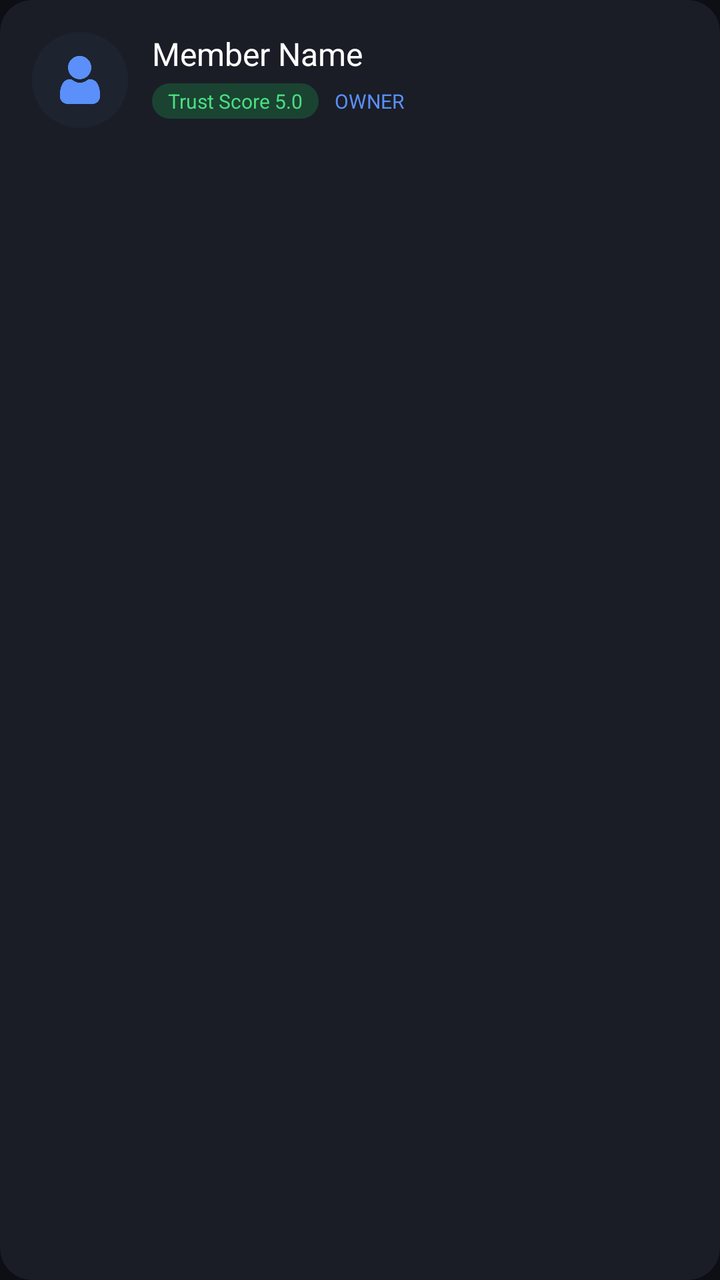
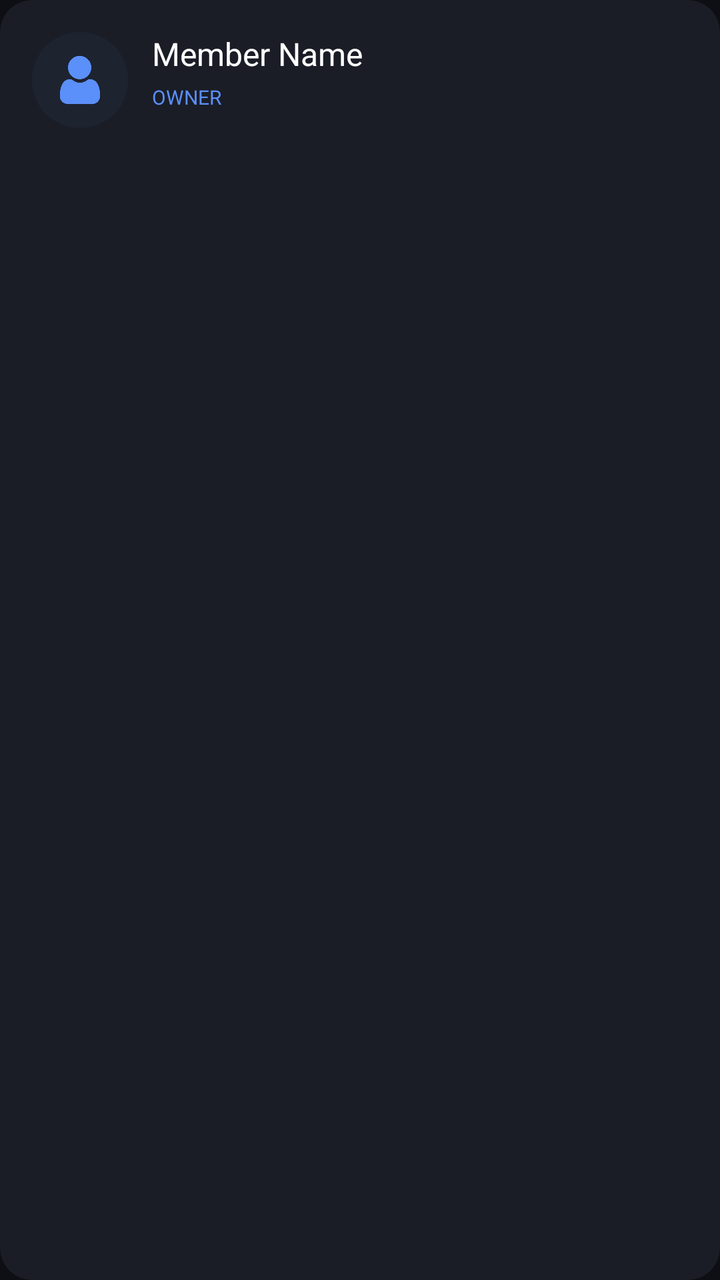

Before-and-after screenshots of an Android layout around one commit, followed by the original layout XML and the change that was made.
<!-- AndroidManifest.xml: application theme Theme.Joko -->
<!-- res/layout/item_member_card.xml -->
<?xml version="1.0" encoding="utf-8"?>
<androidx.cardview.widget.CardView xmlns:android="http://schemas.android.com/apk/res/android"
    xmlns:app="http://schemas.android.com/apk/res-auto"
    android:layout_width="match_parent"
    android:layout_height="wrap_content"
    android:layout_marginBottom="12dp"
    app:cardBackgroundColor="#1A1D26"
    app:cardCornerRadius="16dp"
    app:cardElevation="0dp"
    app:contentPadding="16dp">

    <LinearLayout
        android:layout_width="match_parent"
        android:layout_height="wrap_content"
        android:orientation="vertical">

        <RelativeLayout
            android:layout_width="match_parent"
            android:layout_height="wrap_content">

            <com.google.android.material.imageview.ShapeableImageView
                android:id="@+id/iv_avatar"
                android:layout_width="48dp"
                android:layout_height="48dp"
                android:src="@drawable/default_avatar"
                app:shapeAppearanceOverlay="@style/CircleImage" />

            <LinearLayout
                android:layout_width="wrap_content"
                android:layout_height="wrap_content"
                android:layout_marginStart="12dp"
                android:layout_toEndOf="@id/iv_avatar"
                android:orientation="vertical">

                <TextView
                    android:id="@+id/tv_name"
                    android:layout_width="wrap_content"
                    android:layout_height="wrap_content"
                    android:fontFamily="sans-serif-black"
                    android:text="Member Name"
                    android:textColor="@color/white"
                    android:textSize="16sp" />

                <LinearLayout
                    android:layout_width="wrap_content"
                    android:layout_height="wrap_content"
                    android:layout_marginTop="4dp"
                    android:gravity="center_vertical"
                    android:orientation="horizontal">

                    <TextView
                        android:id="@+id/tv_trust_score"
                        android:layout_width="wrap_content"
                        android:layout_height="wrap_content"
                        android:background="@drawable/bg_status_badge"
                        android:backgroundTint="#1B4332"
                        android:paddingHorizontal="8dp"
                        android:paddingVertical="2dp"
                        android:text="Trust Score 5.0"
                        android:textColor="#4ADE80"
                        android:textSize="10sp"
                        android:fontFamily="sans-serif-medium" />

                    <TextView
                        android:id="@+id/tv_role"
                        android:layout_width="wrap_content"
                        android:layout_height="wrap_content"
                        android:layout_marginStart="8dp"
                        android:text="OWNER"
                        android:textColor="@color/primary"
                        android:textSize="10sp"
                        android:fontFamily="sans-serif-black" />
                </LinearLayout>
            </LinearLayout>

            <ImageView
                android:id="@+id/btn_member_action"
                android:layout_width="24dp"
                android:layout_height="24dp"
                android:layout_alignParentEnd="true"
                android:layout_centerVertical="true"
                android:src="@drawable/ic_profile"
                app:tint="@color/text_secondary"
                android:visibility="gone"/>
        </RelativeLayout>

        <com.google.android.material.button.MaterialButton
            android:id="@+id/btn_remove"
            style="@style/Widget.MaterialComponents.Button.OutlinedButton"
            android:layout_width="match_parent"
            android:layout_height="48dp"
            android:layout_marginTop="16dp"
            android:text="remove"
            android:textAllCaps="false"
            android:textColor="#FF5252"
            app:cornerRadius="12dp"
            app:strokeColor="#FF5252"
            android:insetTop="0dp"
            android:insetBottom="0dp"
            android:visibility="gone"/>

    </LinearLayout>
</androidx.cardview.widget.CardView>
<!-- resources referenced by this layout -->
<resources>
  <color name="primary">#5B8FF9</color>
  <color name="text_secondary">#8B95A9</color>
  <color name="white">#FFFFFFFF</color>
  <!-- drawable bg_status_badge (drawable) -->
  <?xml version="1.0" encoding="utf-8"?>
  <shape xmlns:android="http://schemas.android.com/apk/res/android">
      <solid android:color="#1A1D26" />
      <corners android:radius="12dp" />
  </shape>
  <!-- drawable default_avatar: png bitmap (drawable, 5936 bytes) -->
  <!-- drawable ic_profile: png bitmap (drawable, 11096 bytes) -->
  <style name="CircleImage">
          <item name="cornerSize">50%</item>
      </style>
  <style name="Theme.Joko" parent="Base.Theme.Joko" />
  <style name="Base.Theme.Joko" parent="Theme.Material3.DayNight.NoActionBar">
          <item name="colorPrimary">@color/primary</item>
          <item name="android:statusBarColor">@color/bg_base</item>
          <item name="android:windowBackground">@color/bg_base</item>
  
          
          <item name="fontFamily">@font/font_body</item>
  
          <item name="textAppearanceHeadlineLarge">@style/TextAppearance.App.HeadlineLarge</item>
          <item name="textAppearanceHeadlineMedium">@style/TextAppearance.App.HeadlineMedium</item>
          <item name="textAppearanceHeadlineSmall">@style/TextAppearance.App.HeadlineSmall</item>
          <item name="textAppearanceTitleLarge">@style/TextAppearance.App.TitleLarge</item>
      </style>
  <color name="bg_base">#0D0F14</color>
  <style name="TextAppearance.App.HeadlineLarge" parent="TextAppearance.Material3.HeadlineLarge">
          <item name="fontFamily">@font/font_headlines</item>
          <item name="android:fontFamily">@font/font_headlines</item>
      </style>
  <style name="TextAppearance.App.HeadlineMedium" parent="TextAppearance.Material3.HeadlineMedium">
          <item name="fontFamily">@font/font_headlines</item>
          <item name="android:fontFamily">@font/font_headlines</item>
      </style>
  <style name="TextAppearance.App.HeadlineSmall" parent="TextAppearance.Material3.HeadlineSmall">
          <item name="fontFamily">@font/font_headlines</item>
          <item name="android:fontFamily">@font/font_headlines</item>
      </style>
  <style name="TextAppearance.App.TitleLarge" parent="TextAppearance.Material3.TitleLarge">
          <item name="fontFamily">@font/font_headlines</item>
          <item name="android:fontFamily">@font/font_headlines</item>
          <item name="android:textStyle">bold</item>
      </style>
</resources>

<!-- the commit's change to res/layout/item_member_card.xml (unified diff, before → after) -->
@@ -41,36 +41,15 @@
                     android:textColor="@color/white"
                     android:textSize="16sp" />
 
-                <LinearLayout
+                <TextView
+                    android:id="@+id/tv_role"
                     android:layout_width="wrap_content"
                     android:layout_height="wrap_content"
                     android:layout_marginTop="4dp"
-                    android:gravity="center_vertical"
-                    android:orientation="horizontal">
-
-                    <TextView
-                        android:id="@+id/tv_trust_score"
-                        android:layout_width="wrap_content"
-                        android:layout_height="wrap_content"
-                        android:background="@drawable/bg_status_badge"
-                        android:backgroundTint="#1B4332"
-                        android:paddingHorizontal="8dp"
-                        android:paddingVertical="2dp"
-                        android:text="Trust Score 5.0"
-                        android:textColor="#4ADE80"
-                        android:textSize="10sp"
-                        android:fontFamily="sans-serif-medium" />
-
-                    <TextView
-                        android:id="@+id/tv_role"
-                        android:layout_width="wrap_content"
-                        android:layout_height="wrap_content"
-                        android:layout_marginStart="8dp"
-                        android:text="OWNER"
-                        android:textColor="@color/primary"
-                        android:textSize="10sp"
-                        android:fontFamily="sans-serif-black" />
-                </LinearLayout>
+                    android:text="OWNER"
+                    android:textColor="@color/primary"
+                    android:textSize="10sp"
+                    android:fontFamily="sans-serif-black" />
             </LinearLayout>
 
             <ImageView
@@ -81,7 +60,7 @@
                 android:layout_centerVertical="true"
                 android:src="@drawable/ic_profile"
                 app:tint="@color/text_secondary"
-                android:visibility="gone"/>
+                android:visibility="gone" />
         </RelativeLayout>
 
         <com.google.android.material.button.MaterialButton
@@ -97,7 +76,7 @@
             app:strokeColor="#FF5252"
             android:insetTop="0dp"
             android:insetBottom="0dp"
-            android:visibility="gone"/>
+            android:visibility="gone" />
 
     </LinearLayout>
 </androidx.cardview.widget.CardView>
<!-- resource entries referenced after the edit -->
@@ -3,12 +3,6 @@
   <color name="primary">#5B8FF9</color>
   <color name="text_secondary">#8B95A9</color>
   <color name="white">#FFFFFFFF</color>
-  <!-- drawable bg_status_badge (drawable) -->
-  <?xml version="1.0" encoding="utf-8"?>
-  <shape xmlns:android="http://schemas.android.com/apk/res/android">
-      <solid android:color="#1A1D26" />
-      <corners android:radius="12dp" />
-  </shape>
   <!-- drawable default_avatar: png bitmap (drawable, 5936 bytes) -->
   <!-- drawable ic_profile: png bitmap (drawable, 11096 bytes) -->
   <style name="CircleImage">
